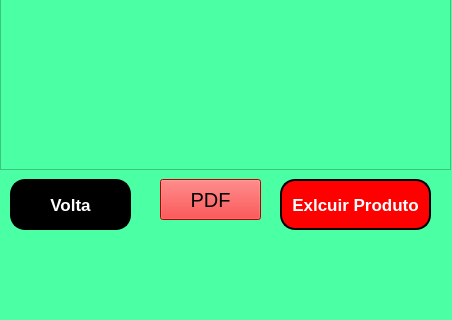
Before: the Qt Designer form Projeto/sete_quarta.ui in marceloamaro/Pratica_BD, drawn with Qt 5; both pictures show x 0 to 452 and y 231 to 551 of the 452 by 551 pixel window.
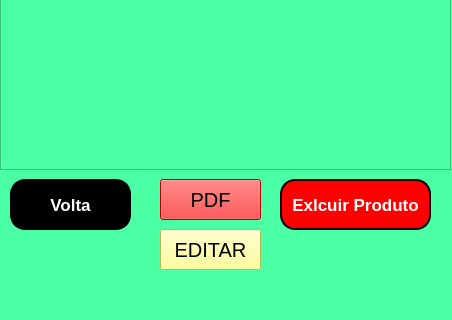
After: the same form once the commit is applied. Icons and pictures are not drawn.

Diff of the .ui file:
```diff
--- a/Projeto/sete_quarta.ui
+++ b/Projeto/sete_quarta.ui
@@ -230,6 +230,27 @@
      <string>PDF</string>
     </property>
    </widget>
+   <widget class="QPushButton" name="pushButton_3">
+    <property name="geometry">
+     <rect>
+      <x>160</x>
+      <y>460</y>
+      <width>101</width>
+      <height>41</height>
+     </rect>
+    </property>
+    <property name="font">
+     <font>
+      <pointsize>15</pointsize>
+     </font>
+    </property>
+    <property name="styleSheet">
+     <string notr="true">background-color: rgb(255, 255, 127);</string>
+    </property>
+    <property name="text">
+     <string>EDITAR</string>
+    </property>
+   </widget>
    <zorder>label_2</zorder>
    <zorder>pushButton_6</zorder>
    <zorder>label_6</zorder>
```
Left out of the diff: 1 changed line with no effect on the pictures.
